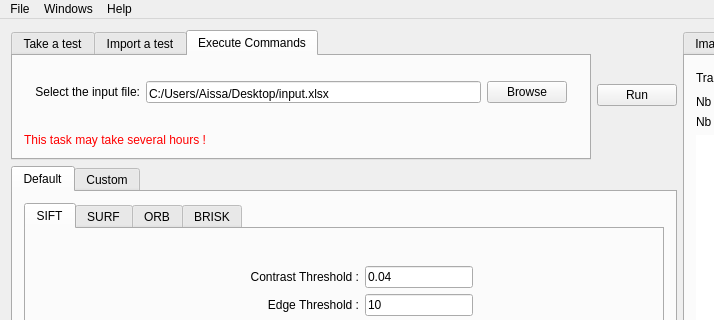
Qt form source_code/mainwindow.ui (Aissa94/PFE_Project) before a commit; both pictures show x 0 to 714 and y 0 to 320 of the 1150 by 721 pixel window.
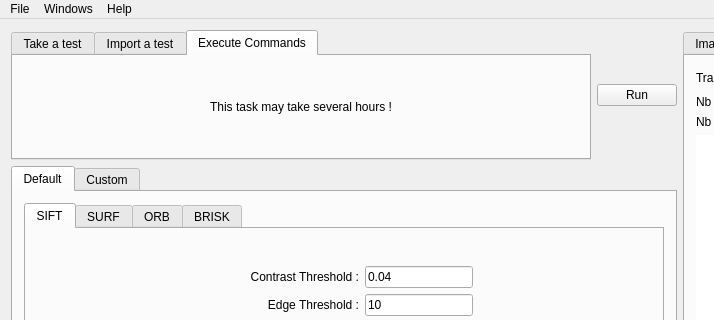
The same form after that commit. The open tabs and pages were chosen to show the change. Custom widgets are drawn as their Qt base class.

Diff of the .ui file:
```diff
--- a/source_code/mainwindow.ui
+++ b/source_code/mainwindow.ui
@@ -2828,7 +2828,7 @@
             <property name="sizeConstraint">
              <enum>QLayout::SetDefaultConstraint</enum>
             </property>
-            <item alignment="Qt::AlignBottom">
+            <item>
              <widget class="QWidget" name="widget" native="true">
               <layout class="QHBoxLayout" name="horizontalLayout">
                <property name="topMargin">
@@ -2840,58 +2840,16 @@
                <item>
                 <widget class="QLabel" name="inputText">
                  <property name="text">
-                  <string>Select the input file:</string>
+                  <string>This task may take several hours !</string>
                  </property>
                  <property name="alignment">
-                  <set>Qt::AlignRight|Qt::AlignTrailing|Qt::AlignVCenter</set>
-                 </property>
-                </widget>
-               </item>
-               <item>
-                <widget class="QLineEdit" name="inputPath">
-                 <property name="text">
-                  <string>C:/Users/Aissa/Desktop/input.xlsx</string>
-                 </property>
-                 <property name="alignment">
-                  <set>Qt::AlignBottom|Qt::AlignLeading|Qt::AlignLeft</set>
-                 </property>
-                </widget>
-               </item>
-               <item>
-                <widget class="QPushButton" name="inputBrowse">
-                 <property name="text">
-                  <string>Browse</string>
-                 </property>
-                 <property name="autoRepeat">
-                  <bool>false</bool>
+                  <set>Qt::AlignCenter</set>
                  </property>
                 </widget>
                </item>
               </layout>
              </widget>
             </item>
-            <item>
-             <widget class="QLabel" name="label_16">
-              <property name="enabled">
-               <bool>true</bool>
-              </property>
-              <property name="maximumSize">
-               <size>
-                <width>300</width>
-                <height>16777215</height>
-               </size>
-              </property>
-              <property name="styleSheet">
-               <string notr="true">color:rgb(255, 0, 0)</string>
-              </property>
-              <property name="text">
-               <string>This task may take several hours !</string>
-              </property>
-              <property name="alignment">
-               <set>Qt::AlignBottom|Qt::AlignLeading|Qt::AlignLeft</set>
-              </property>
-             </widget>
-            </item>
            </layout>
           </item>
          </layout>
```
Left out of the diff: 619 changed lines with no effect on the pictures.
